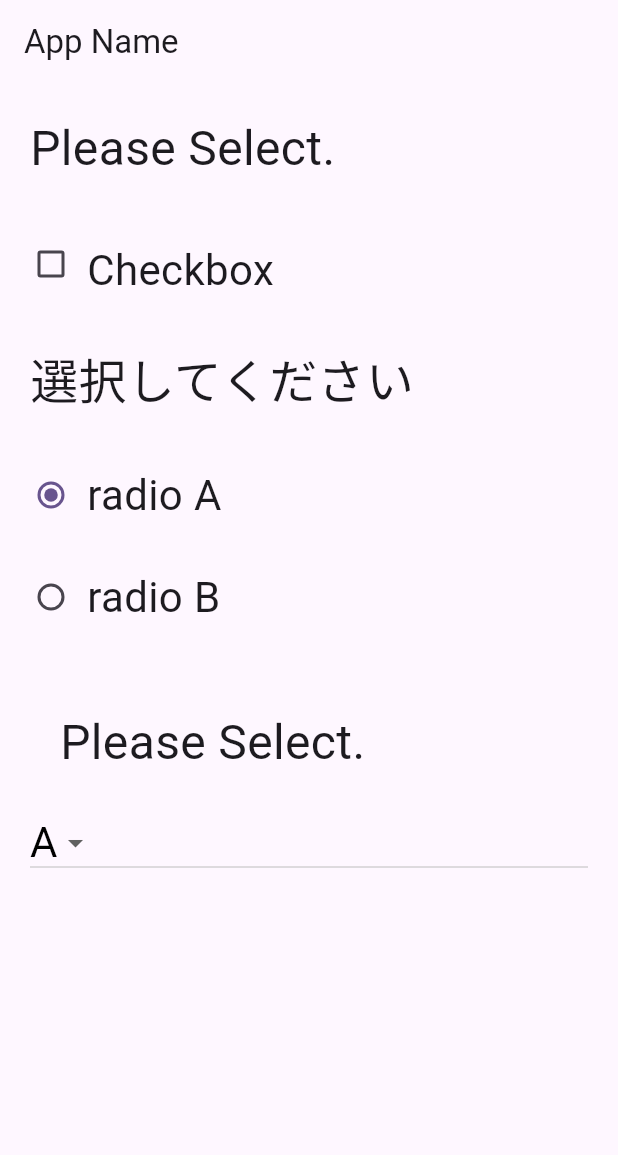
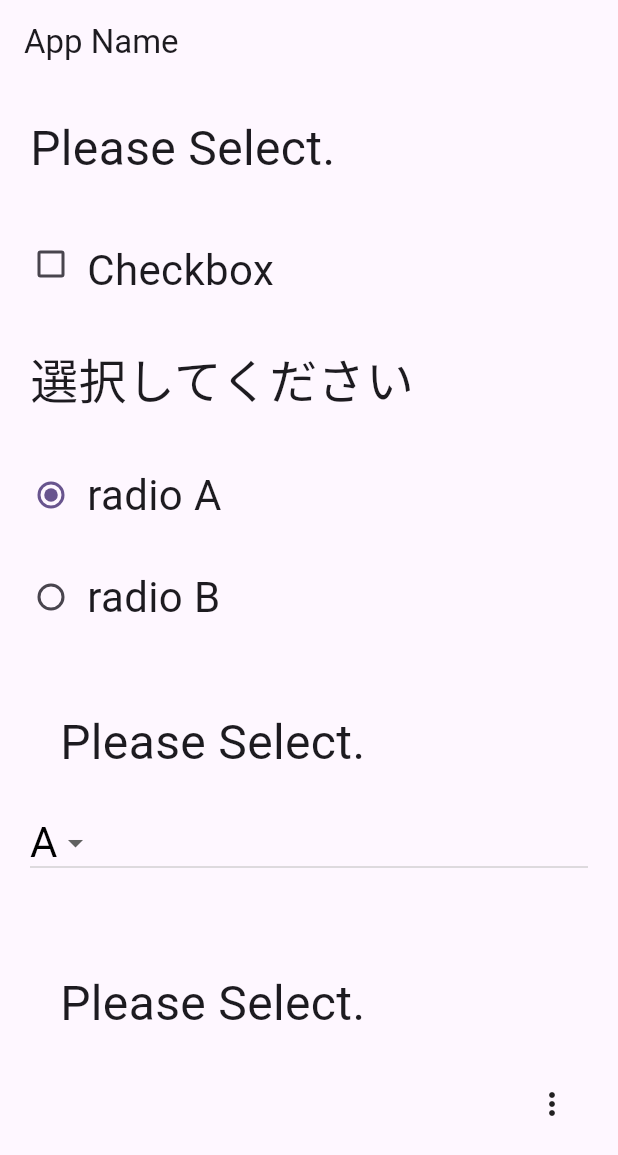
Before and after one commit to Jun-Saito-de/practice_j, a Flutter app: the screen it shows after launch, on a phone screen of 412 x 824 dp. Shown: the top 1155 px of the screen. Run offline on Flutter 3.47's test engine with Material 3 defaults, Android fonts, the phone set to English and light mode, and no system bars.

Commit message:
ポップアップとスライダーを追加

```diff
--- a/lib/main.dart
+++ b/lib/main.dart
@@ -45,12 +45,17 @@ class _MyHomePageState extends State<MyHomePage> {
   static var _dropdownSelected = "A";
   // ドロップダウンボタンのメッセージを保持する変数
   static var _dropdownMessage = "Please Select.";
+  // スライダーのメッセージを保持する変数
+  static var _sliderMessage = "値を設定しましょう";
+  // スライダーの値を保持する変数
+  static var _sliderValue = 0.0;
 
   @override
   Widget build(BuildContext context) {
     return Scaffold(
       appBar: AppBar(title: Text("App Name")), // 上部のアプリバー（タイトル表示）
-      body: Center(
+      body: SingleChildScrollView(
+        // ← スクロール可能にする
         child: Column(
           // ここから子ウィジェットを縦方向に並べる（Column）
           mainAxisAlignment: MainAxisAlignment.start, // 上から並べる
@@ -187,6 +192,81 @@ class _MyHomePageState extends State<MyHomePage> {
                 ],
               ),
             ),
+            // ポップアップメニューボタン追加部分
+            Padding(
+              padding: const EdgeInsets.all(20.0),
+              child: Column(
+                mainAxisAlignment: MainAxisAlignment.start,
+                mainAxisSize: MainAxisSize.max,
+                crossAxisAlignment: CrossAxisAlignment.stretch,
+                children: <Widget>[
+                  Padding(
+                    padding: const EdgeInsets.all(20.0),
+                    child: Text(
+                      _dropdownMessage,
+                      style: const TextStyle(
+                        fontSize: 32.0,
+                        fontWeight: FontWeight.w400,
+                        fontFamily: "Roboto",
+                      ),
+                    ),
+                  ),
+
+                  Align(
+                    alignment: Alignment.centerRight, // 右寄せに配置
+                    child: PopupMenuButton<String>(
+                      onSelected: popupSelected, // 選択時の処理
+                      itemBuilder:
+                          (BuildContext context) => <PopupMenuEntry<String>>[
+                            const PopupMenuItem<String>(
+                              value: "One",
+                              child: Text("One"),
+                            ),
+                            const PopupMenuItem<String>(
+                              value: "Two",
+                              child: Text("Two"),
+                            ),
+                            const PopupMenuItem<String>(
+                              value: "Three",
+                              child: Text("Three"),
+                            ),
+                          ],
+                    ),
+                  ),
+                ],
+              ),
+            ),
+            // スライダー追加部分
+            Padding(
+              padding: const EdgeInsets.all(20.0),
+              child: Column(
+                mainAxisAlignment: MainAxisAlignment.start,
+                mainAxisSize: MainAxisSize.max,
+                crossAxisAlignment: CrossAxisAlignment.stretch,
+                children: <Widget>[
+                  // スライダーのメッセージ部分
+                  Padding(
+                    padding: const EdgeInsets.all(20.0),
+                    child: Text(
+                      _sliderMessage,
+                      style: const TextStyle(
+                        fontSize: 32.0,
+                        fontWeight: FontWeight.w400,
+                        fontFamily: "Roboto",
+                      ),
+                    ),
+                  ),
+                  // スライダー本体
+                  Slider(
+                    onChanged: sliderChanged,
+                    min: 0.0,
+                    max: 100.0,
+                    divisions: 20,
+                    value: _sliderValue,
+                  ),
+                ],
+              ),
+            ),
           ],
         ),
       ),
@@ -213,4 +293,11 @@ class _MyHomePageState extends State<MyHomePage> {
       _dropdownMessage = 'your select is $_dropdownSelected';
     });
   }
+
+  void sliderChanged(double value) {
+    setState(() {
+      _sliderValue = value.floorToDouble();
+      _sliderMessage = '設定した値: $_sliderValue';
+    });
+  }
 }
```
